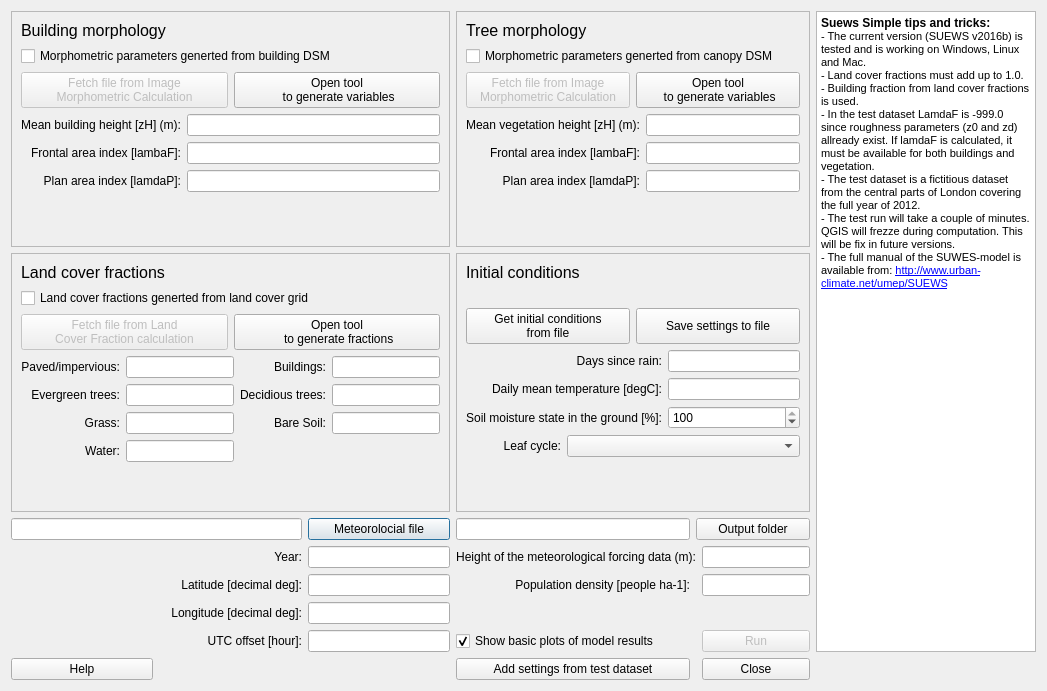
Old version of the form SuewsSimple/suews_simple_dialog_base.ui in the repository UMEP-dev/UMEP.
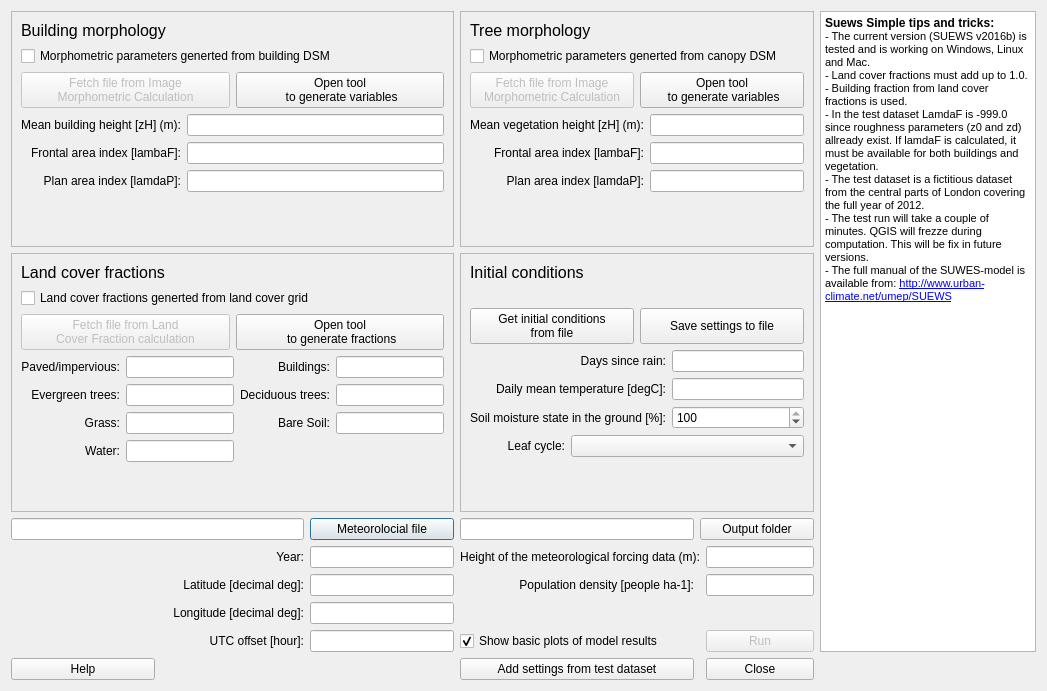
New version of the form.

What changed in the file:
```diff
--- a/SuewsSimple/suews_simple_dialog_base.ui
+++ b/SuewsSimple/suews_simple_dialog_base.ui
@@ -674,7 +674,7 @@
       <item row="4" column="2">
        <widget class="QLabel" name="label_6">
         <property name="text">
-         <string>Decidious trees:</string>
+         <string>Deciduous trees:</string>
         </property>
         <property name="alignment">
          <set>Qt::AlignRight|Qt::AlignTrailing|Qt::AlignVCenter</set>
```
